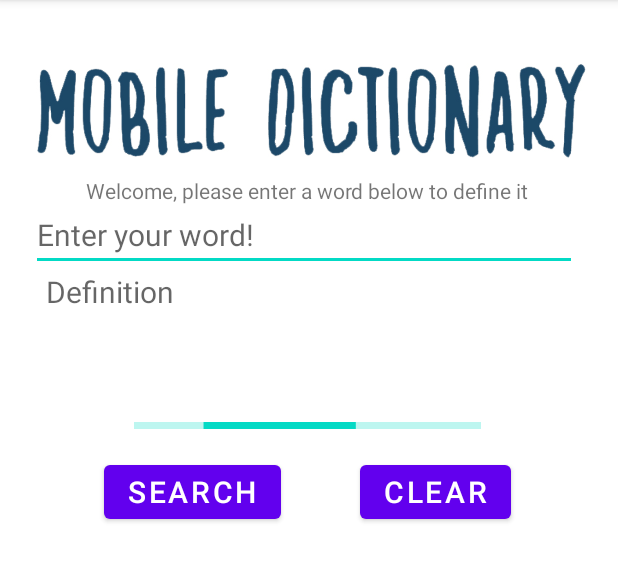
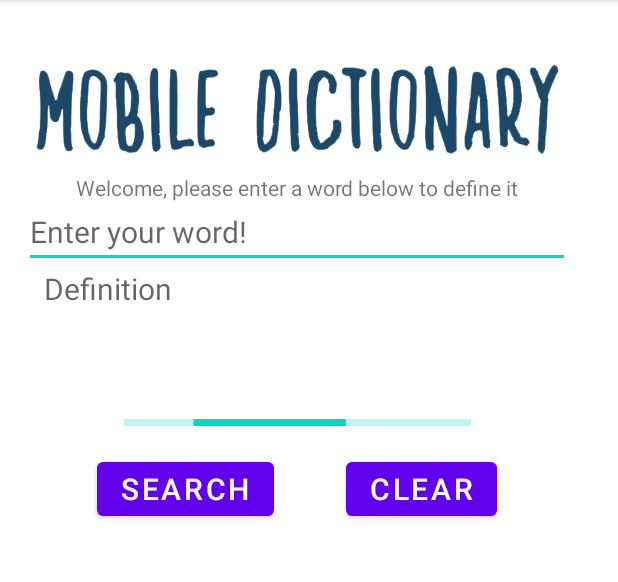
Before and after one commit to martapalermo/5520_SemesterApp, an Android app: the A6 screen opened directly, with no data from a screen before it, on a phone screen of 412 x 824 dp, the part 84-666 px from its top. Run offline under Robolectric (Android 15) with nearby library versions, the phone set to English and light mode, and no system bars.

```diff
--- a/app/src/main/java/edu/neu/madcourse/madsu21_martapalermo/A6.java
+++ b/app/src/main/java/edu/neu/madcourse/madsu21_martapalermo/A6.java
@@ -6,6 +6,7 @@ import android.os.Bundle;
 import android.view.View;
 import android.widget.Button;
 import android.widget.EditText;
+import android.widget.ProgressBar;
 import android.widget.TextView;
 
 public class A6 extends AppCompatActivity {
@@ -13,6 +14,7 @@ public class A6 extends AppCompatActivity {
     String url;
     private TextView showDef;
     private EditText enterWord;
+    private ProgressBar progressBar;
 
     @Override
     protected void onCreate(Bundle savedInstanceState) {
@@ -23,6 +25,7 @@ public class A6 extends AppCompatActivity {
         showDef = findViewById(R.id.showDef);
         enterWord = findViewById(R.id.enterWord);
         //Button searchBtn = findViewById(R.id.searchBtn);
+        progressBar = findViewById(R.id.progressBar);
 
         Button clearBtn = findViewById(R.id.clearBtn);
         clearBtn.setOnClickListener(v -> {
--- a/app/src/main/res/layout/activity_at_your_service.xml
+++ b/app/src/main/res/layout/activity_at_your_service.xml
@@ -16,8 +16,8 @@
 
         <ImageView
             android:id="@+id/image"
-            android:layout_width="378dp"
-            android:layout_height="82dp"
+            android:layout_width="360dp"
+            android:layout_height="80dp"
             android:src="@drawable/mobile_dict"
             app:layout_constraintBottom_toTopOf="@id/enterWord"
             app:layout_constraintHorizontal_bias="0.0"
@@ -92,7 +92,6 @@
             android:layout_marginTop="64dp"
             android:indeterminate="true"
             app:layout_constraintLeft_toLeftOf="parent"
-
             app:layout_constraintRight_toRightOf="parent"
             app:layout_constraintTop_toBottomOf="@id/showDef" />
 
```
